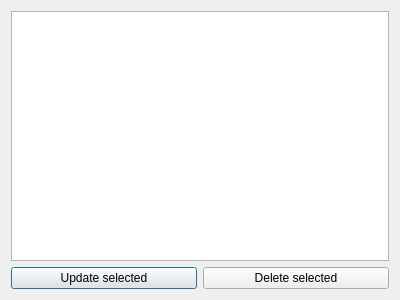
GameHub-PNU/PNU-Schedule, file savedschedules.ui: the form before one commit.
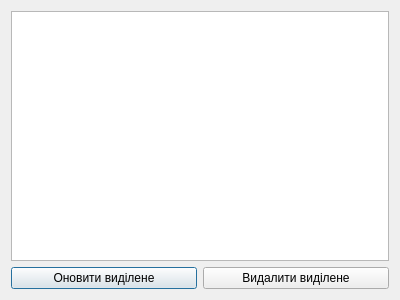
The form after the commit.

Commit message: Changed UI language and add minimal layout

```diff
--- a/savedschedules.ui
+++ b/savedschedules.ui
@@ -26,14 +26,14 @@
      <item>
       <widget class="QPushButton" name="updateDataButton">
        <property name="text">
-        <string>Update selected</string>
+        <string>Оновити виділене</string>
        </property>
       </widget>
      </item>
      <item>
       <widget class="QPushButton" name="deleteSelectedButton">
        <property name="text">
-        <string>Delete selected</string>
+        <string>Видалити виділене</string>
        </property>
       </widget>
      </item>
```
Left out of the diff: 2 changed lines with no effect on the pictures. The commit also changes 4 other files.
